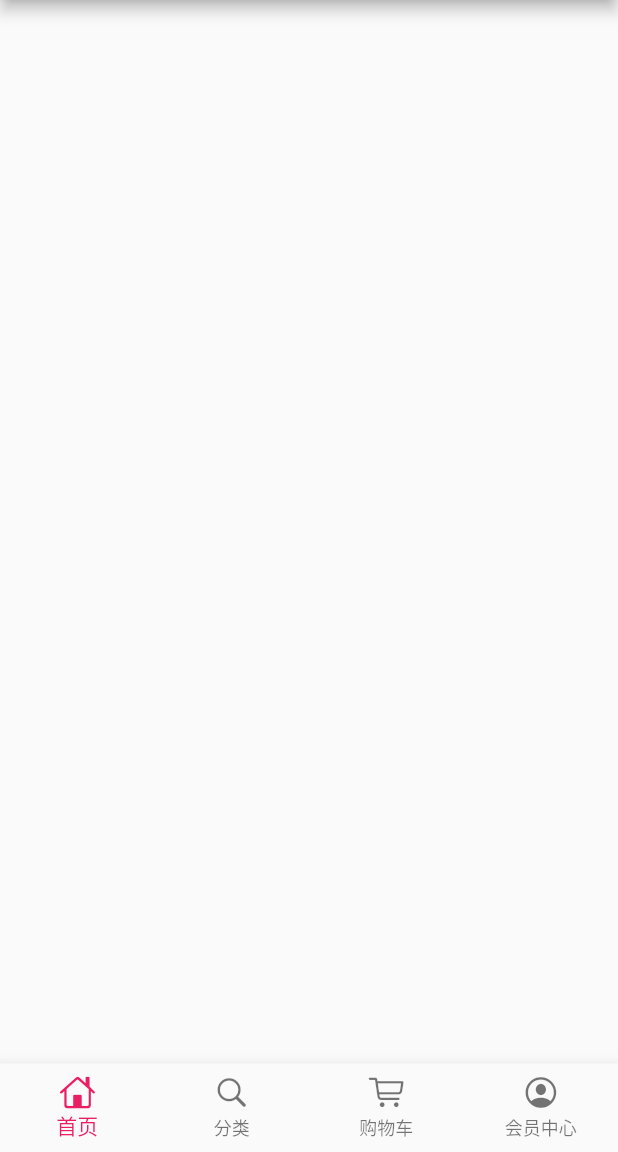
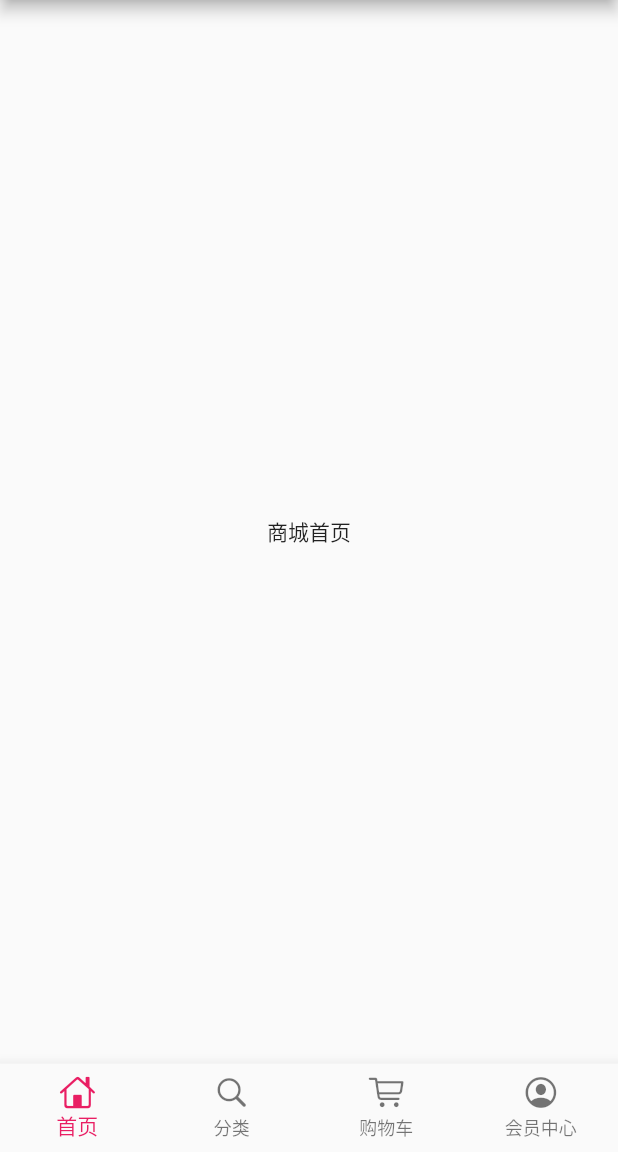
Before and after one commit to sword1202/flutter_shop_ui_demo, a Flutter app: the screen it shows after launch, on a phone screen of 412 x 824 dp, the part 84-1236 px from its top. Run offline on Flutter 3.47's test engine with Material 2 defaults, Android fonts, the light colour scheme and no system bars.

Commit message:
底部导航

```diff
--- /dev/null
+++ b/lib/pages/home_page.dart
@@ -0,0 +1,10 @@
+import 'package:flutter/material.dart';
+
+class HomePage extends StatelessWidget {
+  @override
+  Widget build(BuildContext context) {
+    return Scaffold(
+      body: Center(child: Text('商城首页')),
+    );
+  }
+}
--- a/lib/pages/index_page.dart
+++ b/lib/pages/index_page.dart
@@ -1,6 +1,10 @@
 import 'package:flutter/material.dart';
 import 'package:flutter/cupertino.dart';
 import '../constants/import.dart';
+import 'home_page.dart';
+import 'category_page.dart';
+import 'cart_page.dart';
+import 'member_page.dart';
 
 class IndexPage extends StatefulWidget {
   _IndexPageState createState() => _IndexPageState();
@@ -9,14 +13,8 @@ class IndexPage extends StatefulWidget {
 class _IndexPageState extends State<IndexPage> {
   int _currentIndex = 0;
 
-  List<BottomNavigationBarItem> _bottomItems;
-
-  @override
-  void didChangeDependencies() {
-    super.didChangeDependencies();
-    _bottomItems = [
-      BottomNavigationBarItem(
-          icon: Icon(CupertinoIcons.home), title: Text('首页')),
+  final List<BottomNavigationBarItem> _bottomItems = [
+    BottomNavigationBarItem(icon: Icon(CupertinoIcons.home), title: Text('首页')),
     BottomNavigationBarItem(
         icon: Icon(CupertinoIcons.search), title: Text('分类')),
     BottomNavigationBarItem(
@@ -24,14 +22,22 @@ class _IndexPageState extends State<IndexPage> {
     BottomNavigationBarItem(
         icon: Icon(CupertinoIcons.profile_circled), title: Text('会员中心')),
   ];
-  }
+
+  final List<Widget> tabPages = [
+    HomePage(),
+    CategoryPage(),
+    CartPage(),
+    MemberPage()
+  ];
 
   @override
   Widget build(BuildContext context) {
     return Scaffold(
+        backgroundColor: Color.fromRGBO(244, 245, 245, 1.0),
         appBar: AppBar(
           title: Text(Constants.appName),
         ),
+        body: tabPages[_currentIndex],
         bottomNavigationBar: BottomNavigationBar(
           fixedColor: Theme.of(context).primaryColor,
           type: BottomNavigationBarType.fixed,
```
Also changed, not shown: lib/pages/cart_page.dart (added, +10 -0 lines), lib/pages/category_page.dart (added, +10 -0 lines), lib/pages/member_page.dart (added, +10 -0 lines). Lines whose indentation alone changed are shown as unchanged.
